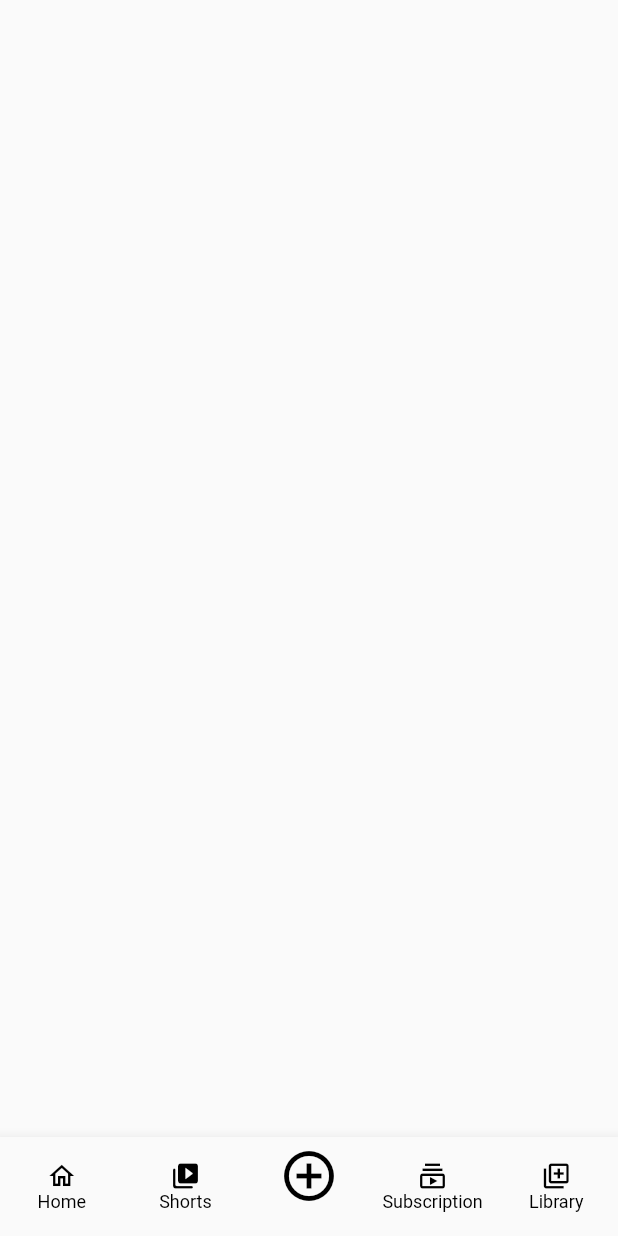
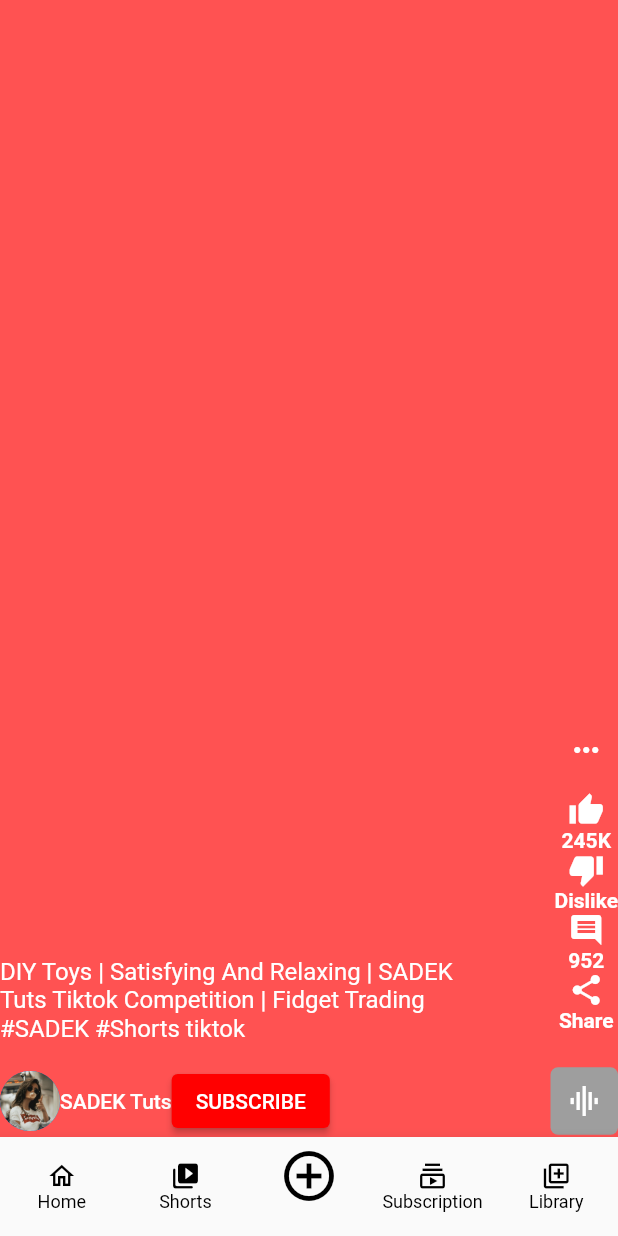
Before and after one commit to zajiim/youtube, a Flutter app: the screen it shows after launch, item 2 of the bottom bar chosen, on a phone screen of 412 x 824 dp. Run offline on Flutter 3.47's test engine with Material 2 defaults, Android fonts, the phone set to English and light mode, and no system bars.

Commit message:
Completed Shorts Screen UI

```diff
--- a/lib/presentation/main_screen/main_screen.dart
+++ b/lib/presentation/main_screen/main_screen.dart
@@ -13,6 +13,7 @@ class MainScreen extends StatelessWidget {
   final pages = [
     const HomeScreen(),
     const ShortsScreen(),
+    const SizedBox(),
     const SubscriptionScreen(),
     const LibraryScreen(),
   ];
--- a/lib/presentation/main_screen/widgets/bottom_nav_bar_widget.dart
+++ b/lib/presentation/main_screen/widgets/bottom_nav_bar_widget.dart
@@ -42,17 +42,15 @@ class BottomNavBarWidget extends StatelessWidget {
                     onTap: () {
                       showShortsSheet(context);
                     },
-                    child: Icon(
-                      (pageIndex.value == 2)
-                          ? Icons.add_circle
-                          : Icons.add_circle_outline,
+                    child: const Icon(
+                      Icons.add_circle_outline,
                       size: 40,
                     ),
                   ),
                   label: ""),
               BottomNavigationBarItem(
                   icon: Icon(
-                    (pageIndex.value == 3)
+                    (pageIndex.value == 2)
                         ? Icons.subscriptions
                         : Icons.subscriptions_outlined,
                     size: 20,
@@ -60,7 +58,7 @@ class BottomNavBarWidget extends StatelessWidget {
                   label: "Subscription"),
               BottomNavigationBarItem(
                   icon: Icon(
-                    (pageIndex.value == 4)
+                    (pageIndex.value == 3)
                         ? Icons.library_add
                         : Icons.library_add_outlined,
                     size: 20,
--- a/lib/presentation/shorts/shorts_screen.dart
+++ b/lib/presentation/shorts/shorts_screen.dart
@@ -1,10 +1,22 @@
 import "package:flutter/material.dart";
+
+import 'widgets/shorts_video_widget.dart';
+
 
 class ShortsScreen extends StatelessWidget {
   const ShortsScreen({super.key});
 
   @override
   Widget build(BuildContext context) {
-    return Scaffold();
+    return Scaffold(
+      body: SafeArea(
+        child: PageView(
+          scrollDirection: Axis.vertical,
+          children: List.generate(10, (index) {
+            return  ShortsVideoWidget(index: index,);
+          }),
+        ),
+      ),
+    );
   }
 }
--- /dev/null
+++ b/lib/presentation/shorts/widgets/bottom_part_widget.dart
@@ -0,0 +1,56 @@
+import "package:flutter/material.dart";
+
+import '../../../core/constants.dart';
+
+
+
+class BottomPartWidget extends StatelessWidget {
+  const BottomPartWidget({
+    Key? key,
+  }) : super(key: key);
+
+  @override
+  Widget build(BuildContext context) {
+    return Row(
+      children: [
+        const CircleAvatar(
+          foregroundImage: AssetImage(
+            'assets/images/avatar.jpg',
+          ),
+        ),
+       const Text(
+          "SADEK Tuts",
+          style: TextStyle(
+            color: kWhiteColor,
+            fontWeight: FontWeight.w500,
+          ),
+        ),
+        ElevatedButton(
+          style: ButtonStyle(
+            backgroundColor: MaterialStateProperty.all(
+              kRedColor,
+            ),
+          ),
+          onPressed: () {},
+          child: const Text(
+            "SUBSCRIBE",
+            style: TextStyle(color: kWhiteColor),
+          ),
+        ),
+        const Spacer(),
+        Container(
+          height: 45,
+          width: 45,
+          decoration: BoxDecoration(
+            color: kGreyColor,
+            borderRadius: BorderRadius.circular(5),
+          ),
+          child:const Icon(
+            Icons.graphic_eq,
+            color: kWhiteColor,
+          ),
+        ),
+      ],
+    );
+  }
+}
--- /dev/null
+++ b/lib/presentation/shorts/widgets/individual_button_right_part_widget.dart
@@ -0,0 +1,30 @@
+// ignore_for_file: public_member_api_docs, sort_constructors_first
+import "package:flutter/material.dart";
+
+import '../../../core/constants.dart';
+
+class IndividualButtonRightPartWidget extends StatelessWidget {
+  final IconData icon;
+  final String? subtitle;
+  const IndividualButtonRightPartWidget({
+    Key? key,
+    required this.icon,
+    this.subtitle,
+  }) : super(key: key);
+
+  @override
+  Widget build(BuildContext context) {
+    return Column(
+      children: [
+        Icon(
+          icon,
+          color: kWhiteColor,
+        ),
+        Text(
+          subtitle.toString(),
+          style:const TextStyle(color: kWhiteColor, fontWeight: FontWeight.w600),
+        ),
+      ],
+    );
+  }
+}
--- /dev/null
+++ b/lib/presentation/shorts/widgets/shorts_video_widget.dart
@@ -0,0 +1,75 @@
+// ignore_for_file: public_member_api_docs, sort_constructors_first
+import "package:flutter/material.dart";
+import 'package:youtube_clone/core/constants.dart';
+
+import 'bottom_part_widget.dart';
+import 'individual_button_right_part_widget.dart';
+
+class ShortsVideoWidget extends StatelessWidget {
+  final int index;
+  const ShortsVideoWidget({
+    Key? key,
+    required this.index,
+  }) : super(key: key);
+
+  @override
+  Widget build(BuildContext context) {
+    final screenDimension = MediaQuery.of(context).size;
+    return Stack(
+      children: [
+        Container(
+          color: Colors.accents[index % Colors.accents.length],
+        ),
+        Positioned(
+          left: 0,
+          bottom: 50,
+          child: SizedBox(
+            width: screenDimension.width * 0.75,
+            height: 70,
+            child: const Text(
+              "DIY Toys | Satisfying And Relaxing | SADEK Tuts Tiktok Competition | Fidget Trading #SADEK #Shorts tiktok",
+              maxLines: 3,
+              overflow: TextOverflow.ellipsis,
+              style: TextStyle(
+                color: kWhiteColor,
+                fontSize: 16,
+              ),
+            ),
+          ),
+        ),
+        const Align(
+          alignment: Alignment.bottomCenter,
+          child: BottomPartWidget(),
+        ),
+        Positioned(
+          bottom: 70,
+          right: 0,
+          child: Column(
+            children: const [
+              IndividualButtonRightPartWidget(
+                icon: Icons.more_horiz,
+                subtitle: "",
+              ),
+              IndividualButtonRightPartWidget(
+                icon: Icons.thumb_up,
+                subtitle: "245K",
+              ),
+              IndividualButtonRightPartWidget(
+                icon: Icons.thumb_down,
+                subtitle: "Dislike",
+              ),
+              IndividualButtonRightPartWidget(
+                icon: Icons.comment,
+                subtitle: "952",
+              ),
+              IndividualButtonRightPartWidget(
+                icon: Icons.share,
+                subtitle: "Share",
+              ),
+            ],
+          ),
+        ),
+      ],
+    );
+  }
+}
```
